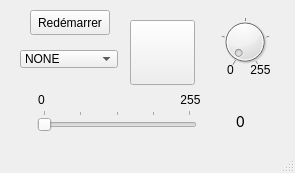
Before: the Qt Designer form lampeDimmer_GUI/mainwindow.ui in thomelect/lampeDimmer, drawn with Qt 5.
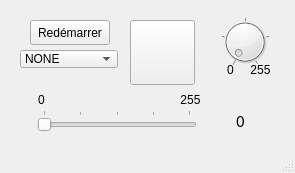
After: the same form once the commit is applied.

Commit message: # [PRÉFÉRENCES] + Ajout d'une copie du bouton de *redémarrage* dans la page de préférence qui appelle la fonction reboot du Mainwindow lorsqu'il est cliqué. * Maintenant, un click gauche ouvre l'application et un click droite quite l'application même si l'option pour rester ouverte un arrière plan est activée. [FONCTIONNEL]

Diff of the .ui file:
```diff
--- a/lampeDimmer_GUI/mainwindow.ui
+++ b/lampeDimmer_GUI/mainwindow.ui
@@ -243,7 +243,7 @@
     <property name="geometry">
      <rect>
       <x>30</x>
-      <y>10</y>
+      <y>20</y>
       <width>80</width>
       <height>25</height>
      </rect>
```
The commit also changes 6 other files.
